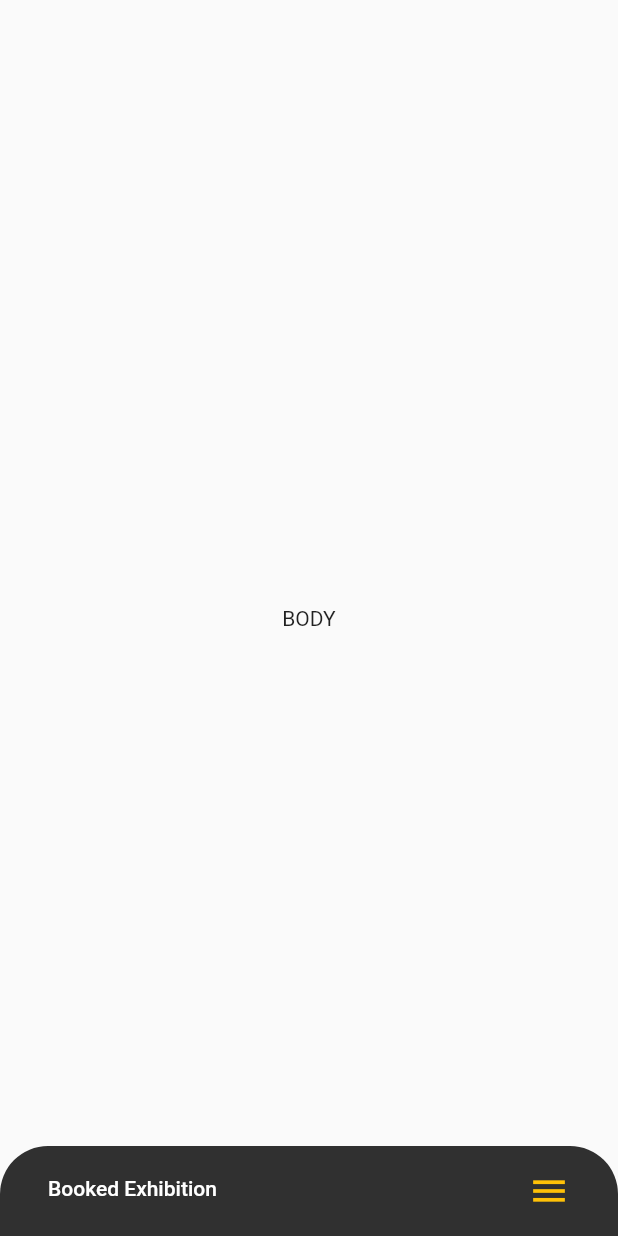
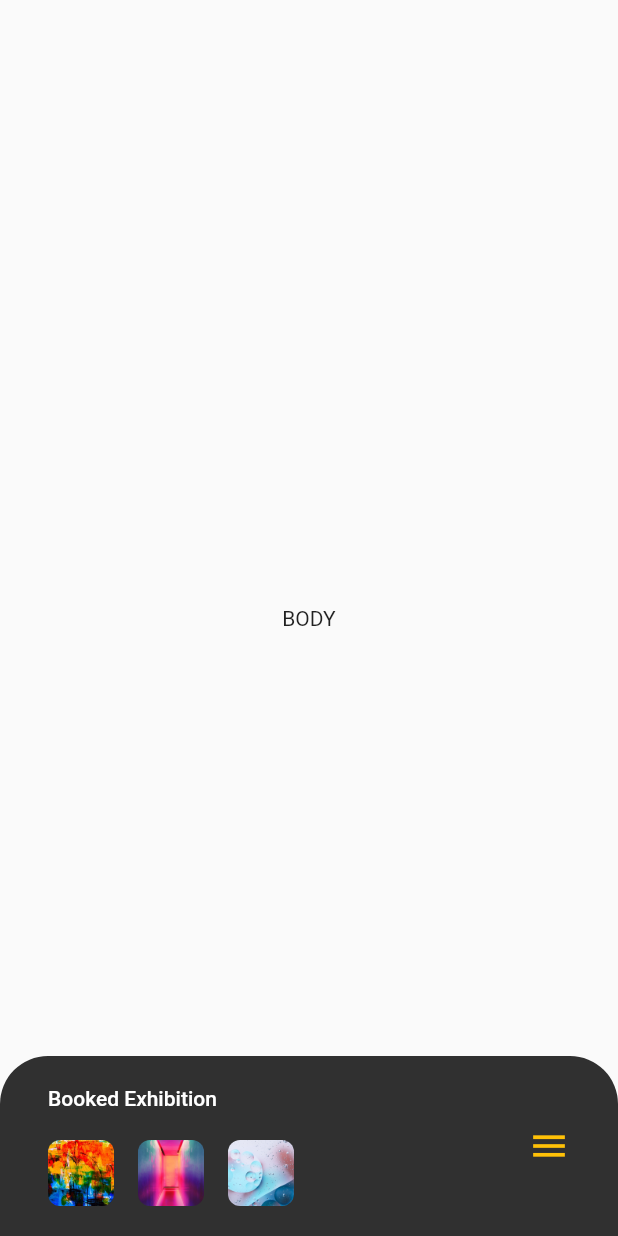
Before and after one commit to GenixPL/flutter-workshop, a Flutter app: the TicketsV screen opened by its route, on a phone screen of 412 x 824 dp. Run offline on Flutter 3.47's test engine with Material 2 defaults, Android fonts, the phone set to English and light mode, and no system bars; our stand-ins replace get_it.

Commit message:
Add events and icons to bottom bar.

```diff
--- /dev/null
+++ b/lib/enums/events.dart
@@ -0,0 +1,19 @@
+import 'package:workshop/models/event_m.dart';
+
+final List<EventM> events = [
+  EventM(
+    'assets/steve-johnson.jpeg',
+    'Shenzhen GLOBAL DESIGN AWARD 2018',
+    '4.20-30',
+  ),
+  EventM(
+    'assets/efe-kurnaz.jpg',
+    'Shenzhen GLOBAL DESIGN AWARD 2018',
+    '4.20-30',
+  ),
+  EventM(
+    'assets/rodion-kutsaev.jpeg',
+    'Dawan District Guangdong Hong Kong',
+    '4.28-31',
+  ),
+];
--- /dev/null
+++ b/lib/models/event_m.dart
@@ -0,0 +1,7 @@
+class EventM {
+  final String assetName;
+  final String title;
+  final String date;
+
+  EventM(this.assetName, this.title, this.date);
+}
--- a/lib/ui/tickets/bottom_bart.dart
+++ b/lib/ui/tickets/bottom_bart.dart
@@ -3,10 +3,20 @@ import 'dart:math' as math;
 
 import 'package:flutter/material.dart';
 import 'package:flutter/services.dart';
+import 'package:workshop/enums/events.dart';
+import 'package:workshop/models/event_m.dart';
 import 'package:workshop/ui/tickets/menu_button.dart';
 import 'package:workshop/ui/tickets/sheet_header.dart';
 
-const double minHeight = 60;
+/// bottom bar's min height
+const double minHeight = 120;
+
+const double iconStartSize = 44;
+const double iconEndSize = 120;
+const double iconStartMarginTop = 36;
+const double iconEndMarginTop = 80;
+const double iconsVerticalSpacing = 24;
+const double iconsHorizontalSpacing = 16;
 
 class BottomBar extends StatefulWidget {
   @override
@@ -17,19 +27,10 @@ class _BottomBarState extends State<BottomBar>
     with SingleTickerProviderStateMixin {
   AnimationController _anim;
 
-  double get maxHeight => MediaQuery.of(context).size.height;
-
   Duration durtaion = Duration(milliseconds: 600);
 
-  // similar to Tween - changes value depending on animation's value
-  double lerp(double min, double max) => lerpDouble(min, max, _anim.value);
-
-  double get headerFontSize => lerp(14, 24);
-  double get headerTopMargin =>
-      lerp(20, 20 + MediaQuery.of(context).padding.top);
-
   @override
-  void initState() {
+  initState() {
     super.initState();
 
     SystemChrome.setEnabledSystemUIOverlays([]);
@@ -41,7 +42,7 @@ class _BottomBarState extends State<BottomBar>
   }
 
   @override
-  void dispose() {
+  dispose() {
     _anim.dispose();
 
     SystemChrome.setEnabledSystemUIOverlays([
@@ -91,8 +92,32 @@ class _BottomBarState extends State<BottomBar>
           fontSize: headerFontSize,
           topMargin: headerTopMargin,
         ),
+        for (EventM event in events) _buildIcon(event),
         MenuButton(),
       ],
+    );
+  }
+
+  Widget _buildIcon(EventM event) {
+    int index = events.indexOf(event);
+
+    return Positioned(
+      height: iconSize,
+      width: iconSize,
+      top: iconTopMargin(index),
+      left: iconLeftMargin(index),
+      child: ClipRRect(
+        borderRadius: BorderRadius.circular(itemBorderRadius),
+        child: Image.asset(
+          event.assetName,
+          fit: BoxFit.cover,
+          // changes part of image that will be displayed (rly nice)
+          alignment: Alignment(
+            lerp(1, 0),
+            0,
+          ),
+        ),
+      ),
     );
   }
 
@@ -100,14 +125,14 @@ class _BottomBarState extends State<BottomBar>
 
   /// The 'details' object provides the position of the touch and the distance
   /// it has traveled since the last update.
-  void _handleDragUpdate(DragUpdateDetails details) {
+  _handleDragUpdate(DragUpdateDetails details) {
     // Update the _anim by the movement done by user.
     _anim.value -= details.primaryDelta / maxHeight;
   }
 
   /// The velocity at which the pointer was moving when it stopped contacting
   /// the screen is available in the 'details'.
-  void _handleDragEnd(DragEndDetails details) {
+  _handleDragEnd(DragEndDetails details) {
     if (_anim.isAnimating || _anim.status == AnimationStatus.completed) {
       return;
     }
@@ -131,9 +156,41 @@ class _BottomBarState extends State<BottomBar>
     }
   }
 
-  void _toggle() {
+  _toggle() {
     final bool isOpen = (_anim.status == AnimationStatus.completed);
 
     _anim.fling(velocity: isOpen ? -2 : 2);
   }
+
+  // VALUES
+
+  // similar to Tween - changes value depending on animation's value
+  double lerp(double min, double max) {
+    return lerpDouble(min, max, _anim.value);
+  }
+
+  double get maxHeight => MediaQuery.of(context).size.height;
+
+  double get headerFontSize => lerp(14, 24);
+
+  double get headerTopMargin {
+    return lerp(20, 20 + MediaQuery.of(context).padding.top);
+  }
+
+  double get itemBorderRadius => lerp(8, 24);
+
+  double get iconSize => lerp(iconStartSize, iconEndSize);
+
+  double iconTopMargin(int index) {
+    var lerpVal = lerp(
+      iconStartMarginTop,
+      iconEndMarginTop + index * (iconsVerticalSpacing + iconEndSize),
+    );
+
+    return lerpVal + headerTopMargin;
+  }
+
+  double iconLeftMargin(int index) {
+    return lerp(index * (iconsHorizontalSpacing + iconStartSize), 0);
+  }
 }
--- a/pubspec.yaml
+++ b/pubspec.yaml
@@ -4,7 +4,7 @@ description: A new Flutter application.
 version: 1.0.0+1
 
 environment:
-  sdk: ">=2.1.0 <3.0.0"
+  sdk: ">=2.2.2 <3.0.0"
 
 dependencies:
   flutter:
@@ -19,5 +19,7 @@ dev_dependencies:
 
 
 flutter:
+  uses-material-design: true
 
-  uses-material-design: true
+  assets:
+    - assets/
```
Also changed, not shown: assets/efe-kurnaz.jpg (added), assets/rodion-kutsaev.jpeg (added), assets/steve-johnson.jpeg (added).
